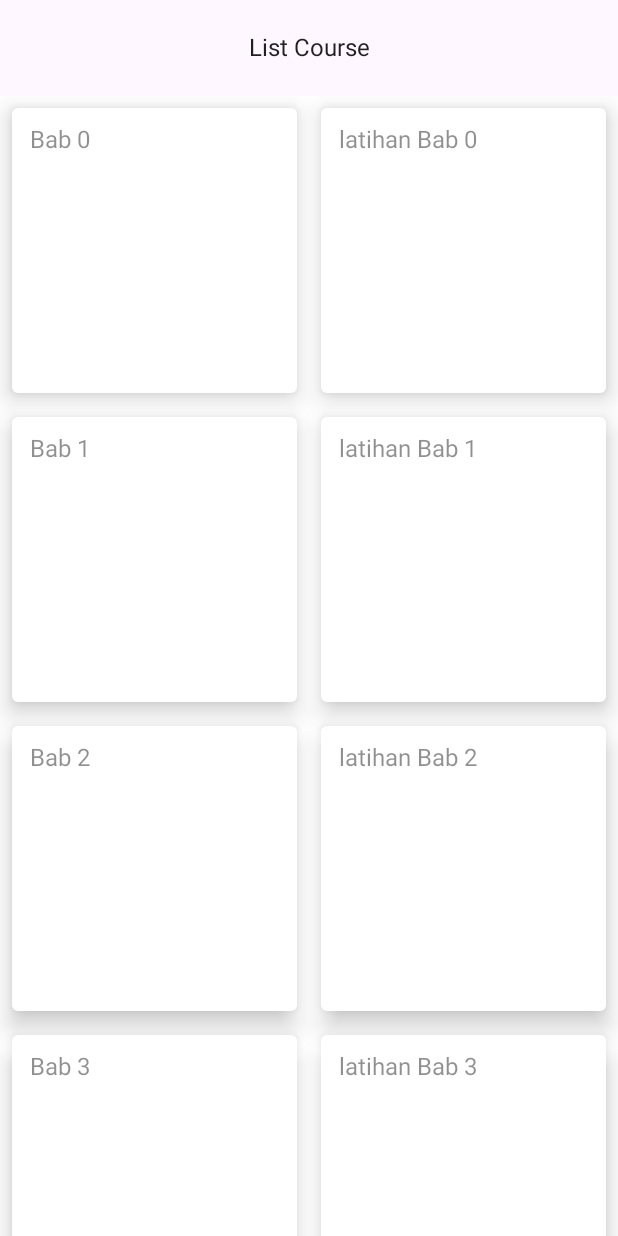
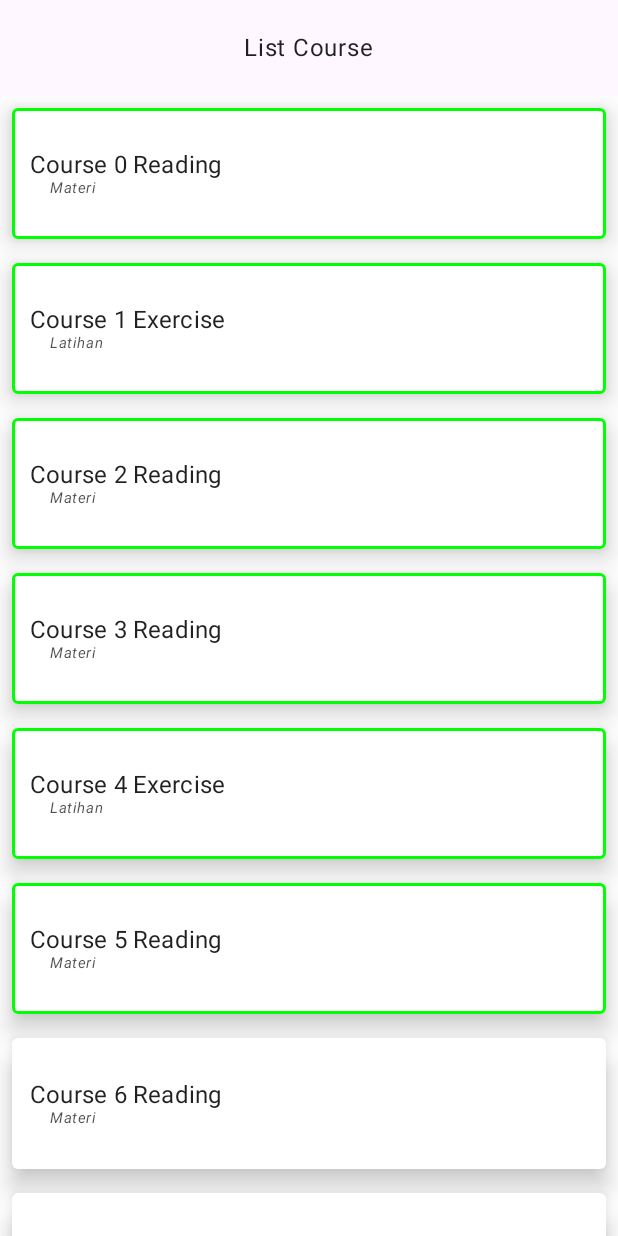
Before and after one commit to Reditya02/Bahasaku, an Android app built with Jetpack Compose: the @Preview function ListCoursePreview, on a phone screen of 412 x 824 dp. Run offline under Robolectric (Android 15) with nearby library versions, the phone set to English and light mode, and no system bars; libraries missing offline, so code that uses them is left out: com.ramcosta.composedestinations.

Commit message:
Update list course UI

```diff
--- a/app/src/main/java/com/example/bahasaku/core/components/BCourseCard.kt
+++ b/app/src/main/java/com/example/bahasaku/core/components/BCourseCard.kt
@@ -1,11 +1,8 @@
 package com.example.bahasaku.core.components
-
 
 import androidx.compose.foundation.border
 import androidx.compose.foundation.clickable
-import androidx.compose.foundation.layout.aspectRatio
-import androidx.compose.foundation.layout.fillMaxWidth
-import androidx.compose.foundation.layout.padding
+import androidx.compose.foundation.layout.*
 import androidx.compose.material.Card
 import androidx.compose.material.MaterialTheme
 import androidx.compose.material.Surface
@@ -15,6 +12,7 @@ import androidx.compose.ui.Modifier
 import androidx.compose.ui.draw.alpha
 import androidx.compose.ui.draw.clip
 import androidx.compose.ui.graphics.Color
+import androidx.compose.ui.text.font.FontStyle
 import androidx.compose.ui.text.style.TextOverflow
 import androidx.compose.ui.tooling.preview.Preview
 import androidx.compose.ui.unit.dp
@@ -32,20 +30,33 @@ fun BCourseCard(
     Card(
         modifier = modifier
             .fillMaxWidth()
-            .aspectRatio(1f)
+            .aspectRatio(4f)
             .padding(8.dp)
             .clickable(enabled = isAvailable, onClick = onClick)
-            .border(2.dp, if (isDone) Color.Green else Color.Transparent),
+            .border(
+                2.dp,
+                if (isDone) Color.Green else Color.Transparent,
+                MaterialTheme.shapes.small
+            ),
         elevation = 10.dp,
-
         ) {
-        Text(
+        Column(
             modifier = Modifier
                 .padding(12.dp)
                 .alpha(if (isAvailable) 1f else 0.5f),
-            text = name,
-            overflow = TextOverflow.Ellipsis
-        )
+            Arrangement.Center
+        ) {
+            Text(
+                text = name,
+                style = MaterialTheme.typography.subtitle1,
+                overflow = TextOverflow.Ellipsis
+            )
+            Text(
+                modifier = Modifier.alpha(0.8f),
+                text = if (type == CourseType.Exercise) "\tLatihan" else "\tMateri",
+                style = MaterialTheme.typography.overline,
+            )
+        }
     }
 }
 
@@ -70,7 +81,7 @@ fun BCourseCardpreview2() {
     BahasakuTheme {
         Surface {
             BCourseCard(
-                name = "lorem ipsum dor sit amulter asdasd asd asduadi wer qrw afs",
+                name = "lorem ipsum dor sit amulter",
                 type = CourseType.Exercise,
                 isAvailable = true,
                 isDone = true
--- /dev/null
+++ b/app/src/main/java/com/example/bahasaku/data/ChapterData.kt
@@ -0,0 +1,6 @@
+package com.example.bahasaku.data
+
+data class ChapterData(
+    val title: String,
+    val progress: Float
+)
--- a/app/src/main/java/com/example/bahasaku/data/CourseData.kt
+++ b/app/src/main/java/com/example/bahasaku/data/CourseData.kt
@@ -1,6 +1,13 @@
 package com.example.bahasaku.data
 
+import android.os.Parcelable
+import com.example.bahasaku.core.components.CourseType
+import kotlinx.parcelize.Parcelize
+
+@Parcelize
 data class CourseData(
-    val title: String,
-    val progress: Float
-)
+    val name: String,
+    val type: CourseType,
+    var isAvailable: Boolean = false,
+    var isDone: Boolean = false
+) : Parcelable
--- a/app/src/main/java/com/example/bahasaku/ui/listcourse/ListCourseScreen.kt
+++ b/app/src/main/java/com/example/bahasaku/ui/listcourse/ListCourseScreen.kt
@@ -7,6 +7,7 @@ import androidx.compose.foundation.lazy.grid.GridCells
 import androidx.compose.foundation.lazy.grid.LazyVerticalGrid
 import androidx.compose.foundation.lazy.grid.items
 import androidx.compose.foundation.lazy.items
+import androidx.compose.foundation.lazy.itemsIndexed
 import androidx.compose.material.MaterialTheme
 import androidx.compose.material.Scaffold
 import androidx.compose.material.Surface
@@ -18,7 +19,7 @@ import androidx.compose.ui.tooling.preview.Preview
 import com.example.bahasaku.core.components.BCourseCard
 import com.example.bahasaku.core.components.CourseType
 import com.example.bahasaku.core.theme.BahasakuTheme
-import com.example.bahasaku.ui.home.dummy
+import com.example.bahasaku.data.CourseData
 import com.ramcosta.composedestinations.annotation.Destination
 import com.ramcosta.composedestinations.navigation.DestinationsNavigator
 
@@ -48,30 +49,56 @@ fun ListCourseContent() {
             LazyColumn(
                 content = {
                     items(dummy) {
-                        Row(
-                            Modifier.fillMaxWidth()
-                        ) {
-                            BCourseCard(
-                                Modifier.weight(1f),
-                                name = it.title,
-                                type = CourseType.Exercise,
-                                isAvailable = it.progress > 0.5
-                            )
-                            if (it.progress < 0.7) {
-                                BCourseCard(
-                                    Modifier.weight(1f),
-                                    name = "latihan ${it.title}",
-                                    type = CourseType.Exercise,
-                                    isAvailable = it.progress > 0.5
-                                )
-                            } else {
-                                Spacer(modifier = Modifier.weight(1f))
-                            }
-                        }
+                        BCourseCard(
+                            Modifier.fillMaxWidth(),
+                            name = it.name,
+                            type = it.type,
+                            isAvailable = it.isAvailable,
+                            isDone = it.isDone
+                        )
                     }
                 }
             )
         }
+    }
+}
+
+@Composable
+fun SingleCourseCard(
+    course: CourseData,
+    index: Int
+) {
+    Row(Modifier.fillMaxWidth()) {
+        Spacer(modifier = Modifier.weight(0.25f))
+
+        Spacer(modifier = Modifier.weight(0.25f))
+    }
+}
+
+@Composable
+fun DoubleCourseCard(
+    course1: CourseData,
+    index1: Int,
+    course2: CourseData,
+    index2: Int,
+) {
+    Row(
+        Modifier.fillMaxWidth()
+    ) {
+        BCourseCard(
+            Modifier.weight(0.5f),
+            name = course1.name,
+            type = CourseType.Exercise,
+            isAvailable = index1 <= 10,
+            isDone = index1 <= 4
+        )
+        BCourseCard(
+            Modifier.weight(0.5f),
+            name = course2.name,
+            type = CourseType.Exercise,
+            isAvailable = course2.isAvailable,
+            isDone = course2.isDone
+        )
     }
 }
 
@@ -86,3 +113,20 @@ fun ListCoursePreview() {
         }
     }
 }
+
+val dummy: List<CourseData>
+    get() {
+        val data = mutableListOf<CourseData>()
+        for (i in 0..14) {
+            val type = if (i % 3 == 1) CourseType.Exercise else CourseType.Reading
+            data.add(
+                CourseData(
+                    name = "Course $i $type",
+                    type = type,
+                    isAvailable = i <= 10,
+                    isDone = i < 6
+                )
+            )
+        }
+        return data
+    }
```
Also changed, not shown: app/src/main/java/com/example/bahasaku/core/theme/Type.kt (+65 -10 lines), app/src/main/java/com/example/bahasaku/ui/home/HomeScreen.kt (+4 -4 lines).
